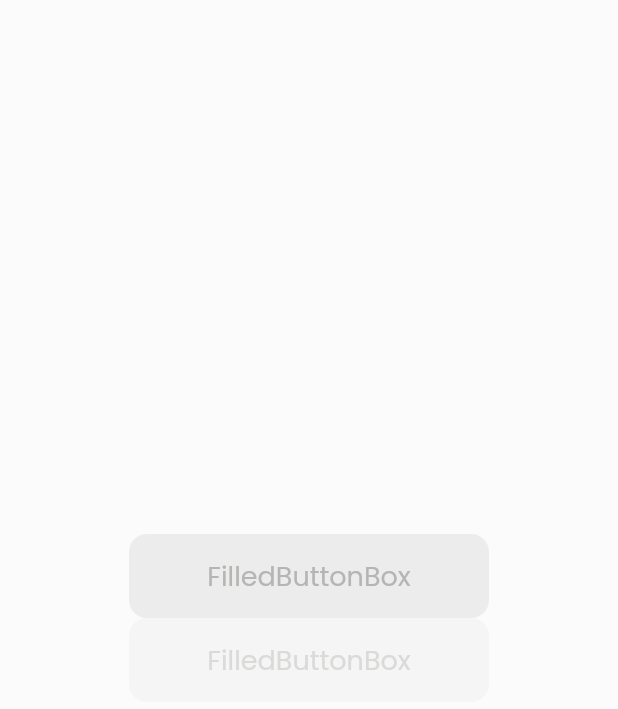
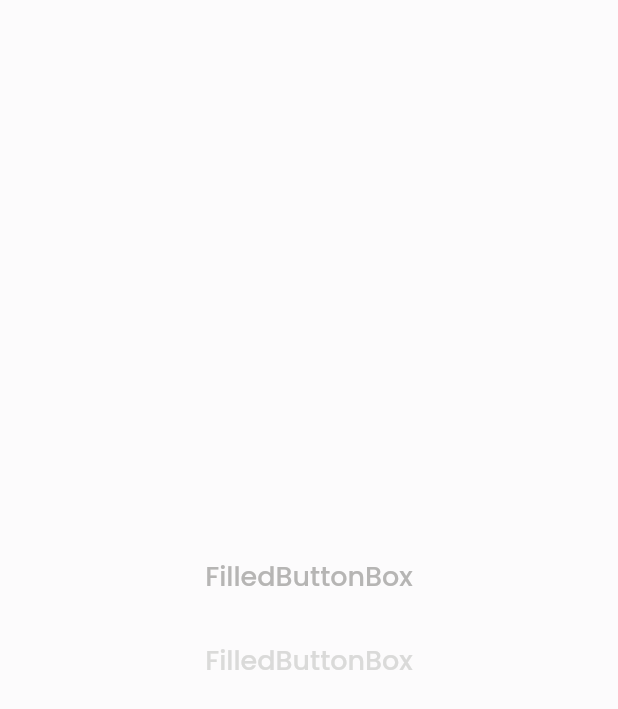
Before and after one commit to athiruj/communication_for_mobile_app_and_esp_module, a Flutter app: the screen it shows after launch, on a phone screen of 412 x 824 dp. Shown: the top 709 px of the screen. Run offline on Flutter 3.47's test engine with Material 2 defaults, Android fonts, the light colour scheme and no system bars.

Commit message:
TextButtonBox Classes

```diff
--- /dev/null
+++ b/lib/components/filled_button_box.dart
@@ -0,0 +1,133 @@
+import 'package:flutter/material.dart';
+
+/// FilledButtonBox
+class FilledButtonBox extends ButtonStyleButton {
+  const FilledButtonBox({
+    required super.child,
+    required super.onPressed,
+    super.autofocus = false,
+    super.focusNode,
+    super.key,
+    super.onFocusChange,
+    super.onHover,
+    super.onLongPress,
+  }) : super(
+          clipBehavior: Clip.none,
+          style: null,
+        );
+
+  @override
+  ButtonStyle defaultStyleOf(BuildContext context) {
+    return _FilledButtonBoxDefaults(context);
+  }
+
+  @override
+  ButtonStyle? themeStyleOf(BuildContext context) => null;
+}
+
+class _FilledButtonBoxDefaults extends ButtonStyle {
+  _FilledButtonBoxDefaults(this.context)
+      : super(
+          animationDuration: kThemeChangeDuration,
+          enableFeedback: true,
+          alignment: Alignment.center,
+        );
+
+  final BuildContext context;
+
+  late final ColorScheme _colors = Theme.of(context).colorScheme;
+
+  @override
+  MaterialStateProperty<TextStyle?> get textStyle =>
+      MaterialStatePropertyAll<TextStyle?>(
+        Theme.of(context).textTheme.bodyLarge,
+      );
+
+  @override
+  MaterialStateProperty<Color?>? get backgroundColor =>
+      MaterialStateProperty.resolveWith((Set<MaterialState> states) {
+        if (states.contains(MaterialState.disabled)) {
+          return _colors.surface.withOpacity(0.38);
+        }
+
+        if (states.contains(MaterialState.focused)) {
+          return _colors.primary;
+        }
+
+        return _colors.surface;
+      });
+
+  @override
+  MaterialStateProperty<Color?>? get foregroundColor =>
+      MaterialStateProperty.resolveWith((Set<MaterialState> states) {
+        if (states.contains(MaterialState.disabled)) {
+          return _colors.surfaceTint;
+        }
+
+        if (states.contains(MaterialState.focused)) {
+          return _colors.onPrimary;
+        }
+
+        return _colors.onSurface;
+      });
+
+  @override
+  MaterialStateProperty<Color?>? get overlayColor =>
+      MaterialStatePropertyAll<Color>(_colors.primary);
+
+  @override
+  MaterialStateProperty<Color>? get shadowColor =>
+      const MaterialStatePropertyAll<Color>(Color(0x00000000));
+
+  @override
+  MaterialStateProperty<Color>? get surfaceTintColor =>
+      const MaterialStatePropertyAll<Color>(Color(0x00000000));
+
+  @override
+  MaterialStateProperty<double>? get elevation =>
+      const MaterialStatePropertyAll<double>(0.0);
+
+  @override
+  MaterialStateProperty<EdgeInsetsGeometry>? get padding =>
+      const MaterialStatePropertyAll<EdgeInsetsGeometry>(
+        EdgeInsets.symmetric(horizontal: 16.0),
+      );
+
+  @override
+  MaterialStateProperty<Size?>? get minimumSize =>
+      const MaterialStatePropertyAll<Size>(Size(240.0, 56.0));
+
+  @override
+  MaterialStateProperty<Size?>? get maximumSize =>
+      const MaterialStatePropertyAll<Size>(Size(440.0, 56.0));
+
+  @override
+  MaterialStateProperty<OutlinedBorder>? get shape =>
+      const MaterialStatePropertyAll<OutlinedBorder>(
+        RoundedRectangleBorder(
+          borderRadius: BorderRadius.all(
+            Radius.circular(12.0),
+          ),
+        ),
+      );
+
+  @override
+  MaterialStateProperty<MouseCursor?>? get mouseCursor =>
+      MaterialStateProperty.resolveWith((Set<MaterialState> states) {
+        if (states.contains(MaterialState.disabled)) {
+          return SystemMouseCursors.basic;
+        }
+        return SystemMouseCursors.click;
+      });
+
+  @override
+  VisualDensity? get visualDensity => Theme.of(context).visualDensity;
+
+  @override
+  MaterialTapTargetSize? get tapTargetSize =>
+      Theme.of(context).materialTapTargetSize;
+
+  @override
+  InteractiveInkFeatureFactory? get splashFactory =>
+      Theme.of(context).splashFactory;
+}
--- a/lib/filled_button_box.dart
+++ b/lib/components/text_button_box.dart
@@ -1,30 +1,31 @@
 import 'package:flutter/material.dart';
 
-class FilledButtonBox extends ButtonStyleButton {
-  const FilledButtonBox({
+class TextButtonBox extends ButtonStyleButton {
+  const TextButtonBox({
+    required super.child,
+    required super.onPressed,
+    super.autofocus = false,
+    super.focusNode,
     super.key,
-    super.autofocus = false,
-    required super.child,
-    super.focusNode,
     super.onFocusChange,
     super.onHover,
     super.onLongPress,
-    required super.onPressed,
-  }) : super(clipBehavior: Clip.none, style: null);
+  }) : super(
+          clipBehavior: Clip.none,
+          style: null,
+        );
 
   @override
   ButtonStyle defaultStyleOf(BuildContext context) {
-    return _FilledButtonBoxDefaults(context);
+    return _TextButtonBoxDefaults(context);
   }
 
   @override
-  ButtonStyle? themeStyleOf(BuildContext context) {
-    return null;
-  }
+  ButtonStyle? themeStyleOf(BuildContext context) => null;
 }
 
-class _FilledButtonBoxDefaults extends ButtonStyle {
-  _FilledButtonBoxDefaults(this.context)
+class _TextButtonBoxDefaults extends ButtonStyle {
+  _TextButtonBoxDefaults(this.context)
       : super(
           animationDuration: kThemeChangeDuration,
           enableFeedback: true,
@@ -38,22 +39,12 @@ class _FilledButtonBoxDefaults extends ButtonStyle {
   @override
   MaterialStateProperty<TextStyle?> get textStyle =>
       MaterialStatePropertyAll<TextStyle?>(
-        Theme.of(context).textTheme.labelLarge,
+        Theme.of(context).textTheme.bodyLarge,
       );
 
   @override
   MaterialStateProperty<Color?>? get backgroundColor =>
-      MaterialStateProperty.resolveWith((Set<MaterialState> states) {
-        if (states.contains(MaterialState.disabled)) {
-          return _colors.surface.withOpacity(0.38);
-        }
-
-        if (states.contains(MaterialState.focused)) {
-          return _colors.primary;
-        }
-
-        return _colors.surface;
-      });
+      const MaterialStatePropertyAll<Color>(Color(0x00000000));
 
   @override
   MaterialStateProperty<Color?>? get foregroundColor =>
@@ -63,7 +54,7 @@ class _FilledButtonBoxDefaults extends ButtonStyle {
         }
 
         if (states.contains(MaterialState.focused)) {
-          return _colors.onPrimary;
+          return _colors.primary;
         }
 
         return _colors.onSurface;
@@ -71,7 +62,7 @@ class _FilledButtonBoxDefaults extends ButtonStyle {
 
   @override
   MaterialStateProperty<Color?>? get overlayColor =>
-      MaterialStatePropertyAll<Color>(_colors.primary);
+      const MaterialStatePropertyAll<Color>(Color(0x00000000));
 
   @override
   MaterialStateProperty<Color>? get shadowColor =>
@@ -88,7 +79,7 @@ class _FilledButtonBoxDefaults extends ButtonStyle {
   @override
   MaterialStateProperty<EdgeInsetsGeometry>? get padding =>
       const MaterialStatePropertyAll<EdgeInsetsGeometry>(
-        EdgeInsets.symmetric(horizontal: 16.0),
+        EdgeInsets.zero,
       );
 
   @override
@@ -101,13 +92,7 @@ class _FilledButtonBoxDefaults extends ButtonStyle {
 
   @override
   MaterialStateProperty<OutlinedBorder>? get shape =>
-      const MaterialStatePropertyAll<OutlinedBorder>(
-        RoundedRectangleBorder(
-          borderRadius: BorderRadius.all(
-            Radius.circular(12.0),
-          ),
-        ),
-      );
+      const MaterialStatePropertyAll<OutlinedBorder>(StadiumBorder());
 
   @override
   MaterialStateProperty<MouseCursor?>? get mouseCursor =>
--- a/lib/pages/main_page.dart
+++ b/lib/pages/main_page.dart
@@ -1,6 +1,8 @@
 // import 'package:commu_app/boxs_beta.dart';
-import 'package:commu_app/filled_button_box.dart';
+import 'package:commu_app/components/filled_button_box.dart';
 import 'package:flutter/material.dart';
+
+import '../components/text_button_box.dart';
 
 // class NormalLayout extends StatelessWidget {
 //   const NormalLayout({
@@ -160,11 +162,11 @@ class TestPage extends StatelessWidget {
       child: Column(
         mainAxisAlignment: MainAxisAlignment.center,
         children: [
-          FilledButtonBox(
+          TextButtonBox(
             onPressed: (){},
             child: const Text("FilledButtonBox"),
           ),
-          FilledButtonBox(
+          TextButtonBox(
             onPressed: null,
             child: const Text("FilledButtonBox"),
           ),
```
